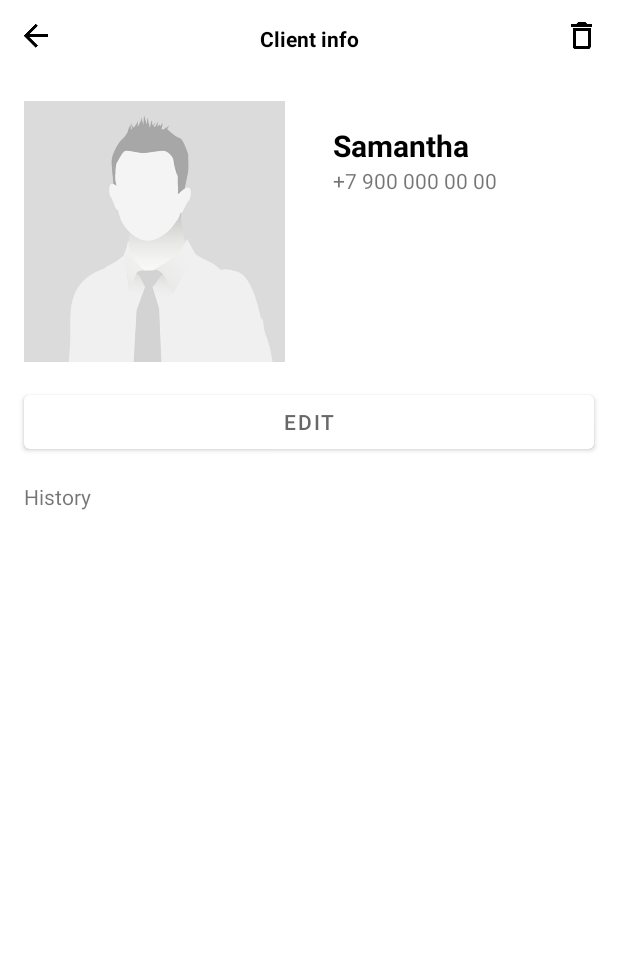
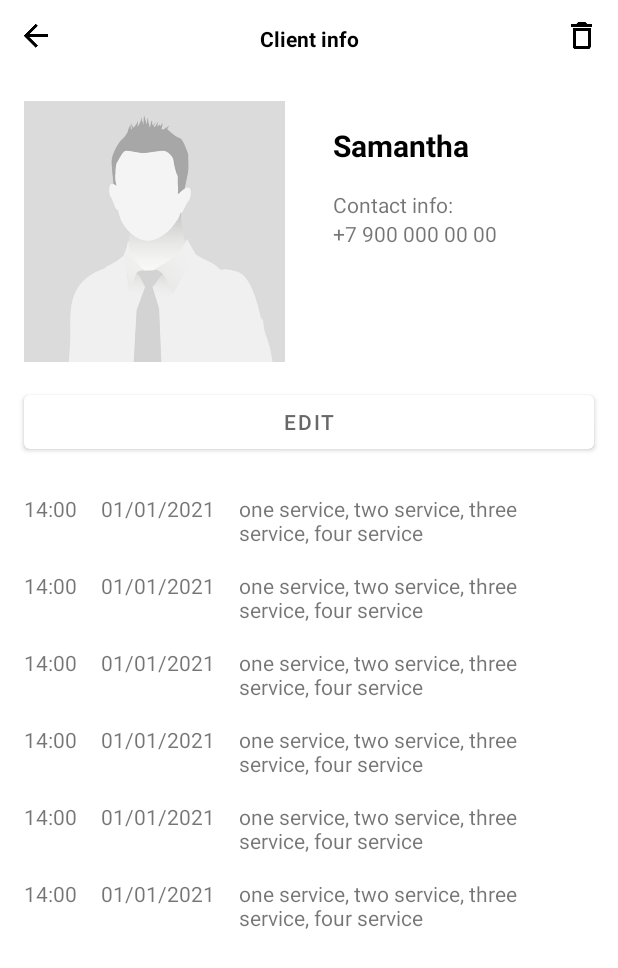
Before and after one commit to mnemo-me/Samantha, an Android app: the layout fragment_client_info.xml on its own in the app's theme, with its tools: preview values and no code run, on a phone screen of 412 x 824 dp. Shown: the top 968 px of the screen. Run offline under Robolectric (Android 15) with nearby library versions, the light colour scheme and no system bars.

Commit message:
- client appointments history

```diff
--- a/app/src/main/java/com/mnemo/samantha/domain/Appointment.kt
+++ b/app/src/main/java/com/mnemo/samantha/domain/Appointment.kt
@@ -8,7 +8,6 @@ const val APPOINTMENT_STATE_FREE = 0
 const val APPOINTMENT_STATE_BUSY = 1
 const val APPOINTMENT_STATE_OVERLAY = 2
 
-@Entity(tableName = "appointments_table")
 data class Appointment (
     var id: Long = 0L,
     var time: Int,
--- a/app/src/main/java/com/mnemo/samantha/repository/Repository.kt
+++ b/app/src/main/java/com/mnemo/samantha/repository/Repository.kt
@@ -143,6 +143,10 @@ class Repository {
         }
     }
 
+    fun getClientAppointments(clientId: Long) = Transformations.map(database.appointmentDAO.getClientAppointments(clientId)){
+        it.asDomainModel()
+    }
+
     suspend fun updateAppointmentState(appointmentId: Long, appointmentState: Int){
         withContext(Dispatchers.IO){
             database.appointmentDAO.updateAppointmentState(appointmentId, appointmentState)
--- a/app/src/main/java/com/mnemo/samantha/repository/database/dao/AppointmentDAO.kt
+++ b/app/src/main/java/com/mnemo/samantha/repository/database/dao/AppointmentDAO.kt
@@ -24,6 +24,9 @@ interface AppointmentDAO {
     @Query("UPDATE appointments_table SET client_id = :clientId, client_name = :clientName, client_phone_number = :clientPhoneNumber, services = :services, service_cost = :serviceCost, time_to_complete = :timeToComplete, state = :state WHERE id = :id")
     fun bookClient(id: Long, clientId: Long, clientName: String, clientPhoneNumber: String, services: List<DatabaseService>, serviceCost: Long, timeToComplete: Int, state: Int)
 
+    @Query("SELECT * FROM appointments_table WHERE client_id = :clientId ORDER BY id DESC")
+    fun getClientAppointments(clientId: Long) : LiveData<List<DatabaseAppointment>>
+
     @Query("UPDATE appointments_table SET client_id = null, client_name = null, client_phone_number = null, state = :state WHERE id = :id")
     fun updateAppointmentState(id: Long, state: Int)
 
--- a/app/src/main/java/com/mnemo/samantha/ui/clients/client_info/ClientInfoViewModel.kt
+++ b/app/src/main/java/com/mnemo/samantha/ui/clients/client_info/ClientInfoViewModel.kt
@@ -3,6 +3,7 @@ package com.mnemo.samantha.ui.clients.client_info
 import androidx.lifecycle.LiveData
 import androidx.lifecycle.ViewModel
 import com.mnemo.samantha.di.DaggerAppComponent
+import com.mnemo.samantha.domain.Appointment
 import com.mnemo.samantha.domain.Client
 import com.mnemo.samantha.repository.Repository
 import kotlinx.coroutines.*
@@ -14,6 +15,7 @@ class ClientInfoViewModel(val clientId: Long): ViewModel() {
     lateinit var repository: Repository
 
     val client : LiveData<Client>
+    val clientAppointments: LiveData<List<Appointment>>
 
     // Coroutines
     private var viewModelJob = Job()
@@ -23,6 +25,7 @@ class ClientInfoViewModel(val clientId: Long): ViewModel() {
         DaggerAppComponent.create().inject(this)
 
         client = repository.getClient(clientId)
+        clientAppointments = repository.getClientAppointments(clientId)
     }
 
     fun removeClient(){
--- /dev/null
+++ b/app/src/main/res/layout/client_appointment_history_item.xml
@@ -0,0 +1,50 @@
+<?xml version="1.0" encoding="utf-8"?>
+<layout xmlns:android="http://schemas.android.com/apk/res/android"
+    xmlns:app="http://schemas.android.com/apk/res-auto"
+    xmlns:tools="http://schemas.android.com/tools">
+
+    <data>
+        <variable
+            name="appointment"
+            type="com.mnemo.samantha.domain.Appointment" />
+    </data>
+
+    <androidx.constraintlayout.widget.ConstraintLayout
+        android:layout_width="match_parent"
+        android:layout_height="wrap_content"
+        android:paddingTop="@dimen/half_padding"
+        android:paddingBottom="@dimen/half_padding"
+        android:paddingStart="@dimen/default_padding"
+        android:paddingEnd="@dimen/default_padding">
+
+        <TextView
+            android:id="@+id/client_appointment_history_time"
+            android:layout_width="wrap_content"
+            android:layout_height="wrap_content"
+            app:layout_constraintStart_toStartOf="parent"
+            app:layout_constraintTop_toTopOf="parent"
+            app:setTime="@{appointment.time}"
+            tools:text="14:00"/>
+
+        <TextView
+            android:id="@+id/client_appointment_history_date"
+            android:layout_width="wrap_content"
+            android:layout_height="wrap_content"
+            android:layout_marginStart="@dimen/default_padding"
+            app:layout_constraintStart_toEndOf="@id/client_appointment_history_time"
+            app:layout_constraintTop_toTopOf="parent"
+            tools:text="01/01/2021"/>
+
+        <TextView
+            android:id="@+id/client_appointment_history_services"
+            android:layout_width="0dp"
+            android:layout_height="wrap_content"
+            android:layout_marginStart="@dimen/default_padding"
+            android:layout_marginEnd="@dimen/default_padding"
+            app:layout_constraintStart_toEndOf="@id/client_appointment_history_date"
+            app:layout_constraintEnd_toEndOf="parent"
+            app:layout_constraintTop_toTopOf="parent"
+            tools:text="one service, two service, three service, four service"/>
+
+    </androidx.constraintlayout.widget.ConstraintLayout>
+</layout>
--- a/app/src/main/res/layout/fragment_client_info.xml
+++ b/app/src/main/res/layout/fragment_client_info.xml
@@ -10,9 +10,13 @@
             type="com.mnemo.samantha.domain.Client" />
     </data>
 
+    <ScrollView
+        android:layout_width="match_parent"
+        android:layout_height="match_parent">
+
         <androidx.constraintlayout.widget.ConstraintLayout
             android:layout_width="match_parent"
-        android:layout_height="match_parent">
+            android:layout_height="wrap_content">
 
             <ImageView
                 android:id="@+id/client_info_back_button"
@@ -68,26 +72,44 @@
 
             <TextView
                 android:id="@+id/client_info_name"
-            android:layout_width="wrap_content"
+                android:layout_width="0dp"
                 android:layout_height="wrap_content"
                 android:textSize="20sp"
                 android:layout_marginStart="@dimen/default_padding"
+                android:layout_marginEnd="@dimen/default_padding"
+                android:ellipsize="end"
+                android:singleLine="true"
                 android:layout_marginTop="@dimen/default_padding"
                 app:layout_constraintTop_toTopOf="@id/client_info_avatar"
                 app:layout_constraintStart_toEndOf="@id/client_info_vertical_guideline"
-            app:layout_constraintBottom_toTopOf="@id/client_info_phone_number"
                 android:text="@{client.name}"
                 tools:text="Samantha"
                 android:textStyle="bold"
                 android:textColor="@color/black"/>
 
             <TextView
+                android:id="@+id/client_info_contact_info_text"
+                android:layout_width="0dp"
+                android:layout_height="wrap_content"
+                android:maxLines="1"
+                android:ellipsize="end"
+                android:layout_marginStart="@dimen/default_padding"
+                android:layout_marginEnd="@dimen/default_padding"
+                android:layout_marginTop="@dimen/default_padding"
+                app:layout_constraintStart_toEndOf="@id/client_info_vertical_guideline"
+                app:layout_constraintEnd_toEndOf="parent"
+                app:layout_constraintTop_toBottomOf="@id/client_info_name"
+                android:text="@string/contact_info"/>
+
+            <TextView
                 android:id="@+id/client_info_phone_number"
-            android:layout_width="wrap_content"
+                android:layout_width="0dp"
                 android:layout_height="wrap_content"
                 android:layout_marginStart="@dimen/default_padding"
+                android:layout_marginEnd="@dimen/default_padding"
+                android:singleLine="true"
                 app:layout_constraintStart_toEndOf="@id/client_info_vertical_guideline"
-            app:layout_constraintTop_toBottomOf="@id/client_info_name"
+                app:layout_constraintTop_toBottomOf="@id/client_info_contact_info_text"
                 android:text="@{client.phoneNumber}"
                 tools:text="+7 900 000 00 00"/>
 
@@ -106,15 +128,18 @@
                 android:text="@string/edit"/>
 
 
-        <TextView
-            android:layout_width="wrap_content"
+            <androidx.recyclerview.widget.RecyclerView
+                android:id="@+id/client_info_appointment_list"
+                android:layout_width="match_parent"
                 android:layout_height="wrap_content"
-            app:layout_constraintStart_toStartOf="parent"
+                android:layout_marginTop="@dimen/default_padding"
+                app:layoutManager="androidx.recyclerview.widget.LinearLayoutManager"
+                android:orientation="vertical"
                 app:layout_constraintTop_toBottomOf="@id/client_info_edit_button"
-            android:layout_marginTop="@dimen/default_padding"
-            android:layout_marginStart="@dimen/default_padding"
-            android:text="@string/history"/>
-
+                tools:listitem="@layout/client_appointment_history_item"
+                tools:itemCount="6"/>
 
         </androidx.constraintlayout.widget.ConstraintLayout>
+
+    </ScrollView>
 </layout>
```
Also changed, not shown: app/src/main/java/com/mnemo/samantha/ui/clients/client_info/ClientAppointmentHistoryAdapter.kt (added, +72 -0 lines), app/src/main/java/com/mnemo/samantha/ui/clients/client_info/ClientInfoFragment.kt (+11 -1 lines), app/src/main/java/com/mnemo/samantha/ui/BindingAdapters.kt (line endings or trailing spaces). Lines whose indentation alone changed are shown as unchanged.
